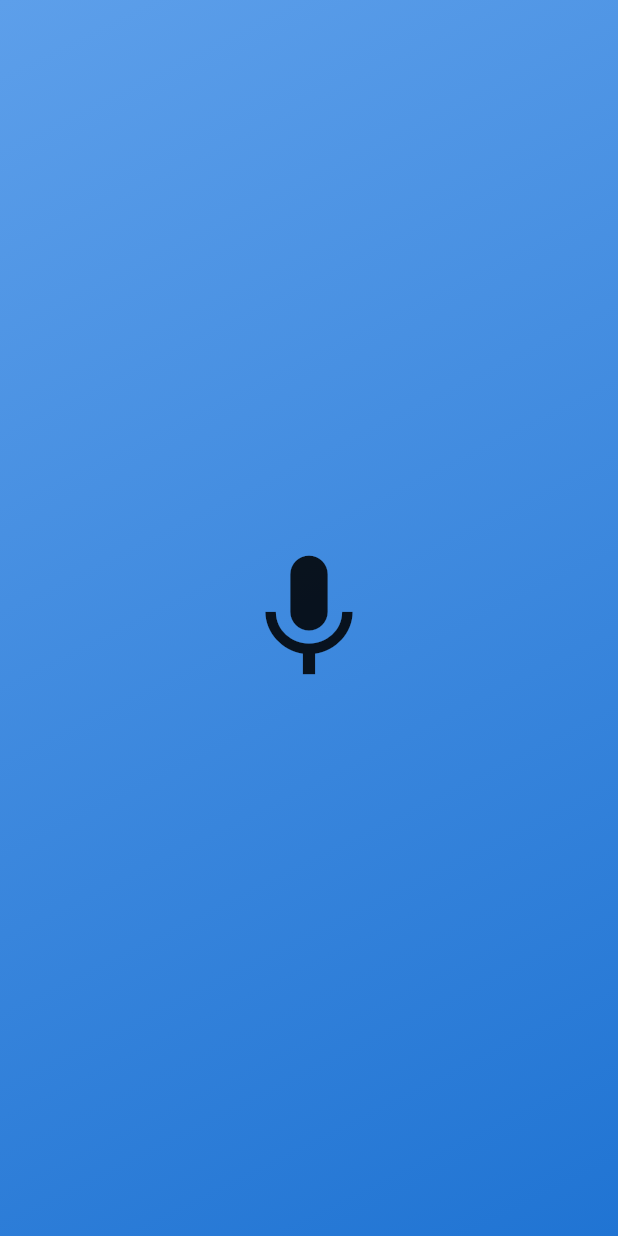
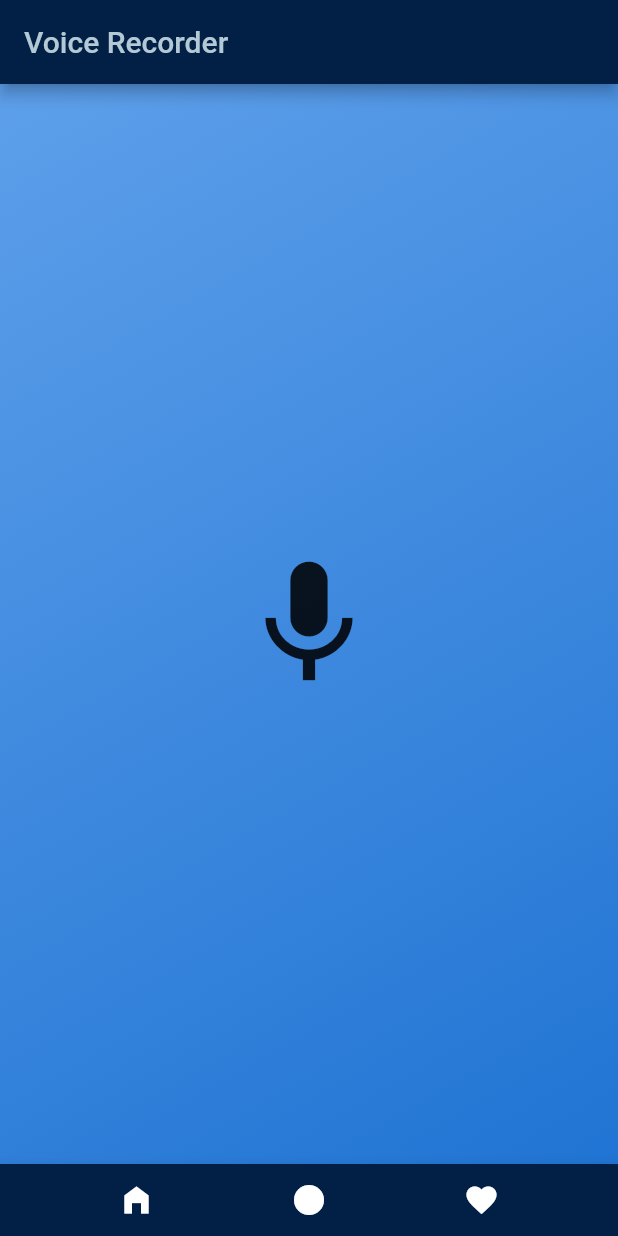
Before and after one commit to Alvarado96/voice_recorder, a Flutter app: the screen it shows after launch, on a phone screen of 412 x 824 dp. Run offline on Flutter 3.47's test engine with Material 2 defaults, Android fonts, the phone set to English and light mode, and no system bars; our stand-ins replace go_router.

Commit message:
Added a bottom app bar, no functionality yet just placeholders for now

```diff
--- a/lib/home_screen.dart
+++ b/lib/home_screen.dart
@@ -6,6 +6,14 @@ class HomeScreen extends StatelessWidget {
   @override
   Widget build(context) {
     return Scaffold(
+      appBar: AppBar(
+        backgroundColor: const Color.fromARGB(255, 2, 31, 70),
+        title: const Text(
+          "Voice Recorder",
+          textAlign: TextAlign.center,
+          style: TextStyle(color: Color.fromARGB(255, 179, 201, 213)),
+        ),
+      ),
       body: Center(
         child: SizedBox(
           width: double.infinity,
@@ -18,11 +26,41 @@ class HomeScreen extends StatelessWidget {
             ),
             child: const Column(
               mainAxisAlignment: MainAxisAlignment.center,
-              children: [Icon(Icons.mic, size: 100,)],
+              children: [
+                Icon(
+                  Icons.mic,
+                  size: 100,
+                )
+              ],
             ),
           ),
         ),
       ),
+      bottomNavigationBar: BottomAppBar(
+        shape: const CircularNotchedRectangle(),
+        color: const Color.fromARGB(255, 2, 31, 70),
+        child: IconTheme(
+            data: IconThemeData(color: Theme.of(context).colorScheme.onPrimary),
+            child: Row(
+              mainAxisAlignment: MainAxisAlignment.spaceEvenly,
+          children: [
+            IconButton(
+              tooltip: 'Home',
+              icon: const Icon(Icons.home_filled),
+              onPressed: () {},
+            ),
+            IconButton(
+              tooltip: 'Record',
+              icon: const Icon(Icons.circle),
+              onPressed: () {},
+            ),
+            IconButton(
+              tooltip: 'Favorites',
+              icon: const Icon(Icons.favorite),
+              onPressed: () {},
+            )]),
+      ),
+      )
     );
   }
 }
```
